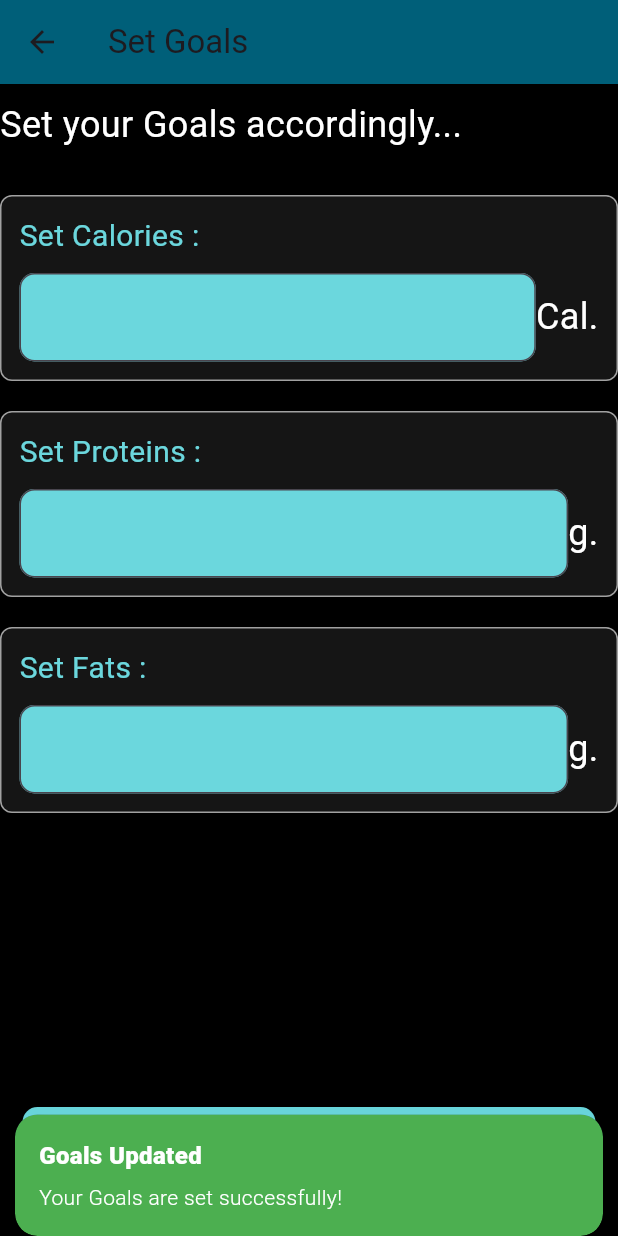
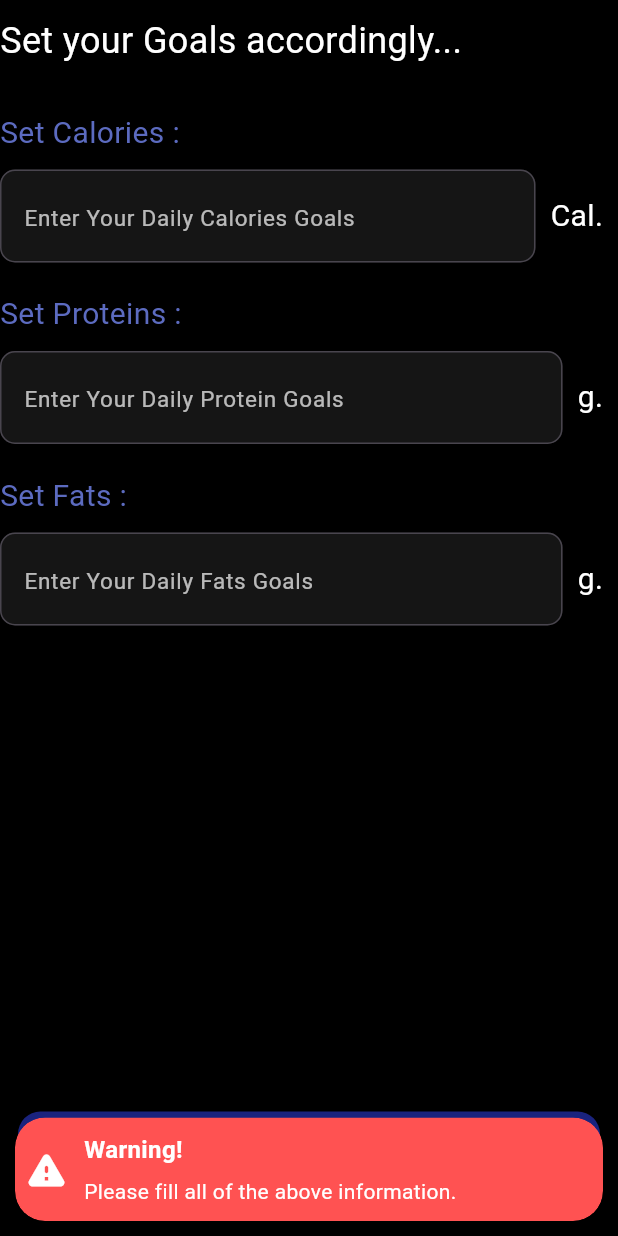
Before and after one commit to GroupCSE120/Healthbuddy_cse_120, a Flutter app: the Goals screen opened directly, after a tap on "Save My Goals", on a phone screen of 412 x 824 dp. Run offline on Flutter 3.47's test engine with Material 3 defaults, Android fonts, the phone set to English and light mode, and no system bars; our stand-ins replace animated_bottom_navigation_bar, csv, get, shared_preferences, sqflite; accounts and stored records are empty.

Commit message:
goal design, custom list, diet page goal updation, minor UI changes.

```diff
--- a/lib/Controllers/goal_controller.dart
+++ b/lib/Controllers/goal_controller.dart
@@ -1,28 +1,46 @@
 import 'package:flutter/material.dart';
 import 'package:get/get.dart';
+import 'package:health_buddy/Controllers/home_controller.dart';
+import 'package:shared_preferences/shared_preferences.dart';
 
 class GoalsController extends GetxController {
 
   TextEditingController calorieController = TextEditingController();
   TextEditingController proteinController = TextEditingController();
   TextEditingController fatController = TextEditingController();
+
   // Initialize with default values
   String calorieGoal = ""; // Default value for calorie goal
-  String proteinsGoal = "";  // Default value for protein goal
-  String fatGoal = "";     // Default value for fat goal
+  String proteinsGoal = ""; // Default value for protein goal
+  String fatGoal = ""; // Default value for fat goal
+
+  HomeController homeController = Get.find<HomeController>();
 
   void saveGoals() async {
-    if(calorieController.text.isNotEmpty && proteinController.text.isNotEmpty && fatController.text.isNotEmpty){
-      try{
+    SharedPreferences sharedPreferences = await SharedPreferences.getInstance();
+    if (calorieController.text.isNotEmpty &&
+        proteinController.text.isNotEmpty && fatController.text.isNotEmpty) {
+      try {
         calorieGoal = calorieController.text.toString();
         proteinsGoal = proteinController.text.toString();
         fatGoal = fatController.text.toString();
+
+        homeController.goalsCalories = int.parse(calorieGoal);
+        homeController.goalsProteins = int.parse(proteinsGoal);
+        homeController.goalsFats = int.parse(fatGoal);
+
+        sharedPreferences.setInt('calorieGoal', int.parse(calorieGoal));
+        sharedPreferences.setInt('proteinsGoal', int.parse(proteinsGoal));
+        sharedPreferences.setInt('fatsGoal', int.parse(fatGoal));
+
+        print("${homeController.goalsCalories}===${homeController
+            .goalsProteins}===${homeController.goalsFats}");
       }
-      catch(e){
+      catch (e) {
         print("error saving goals : $e");
       }
     }
-    else{
+    else {
       Get.showSnackbar(const GetSnackBar(
         title: "Warning!",
         padding: EdgeInsets.all(10),
--- a/lib/Controllers/home_controller.dart
+++ b/lib/Controllers/home_controller.dart
@@ -26,6 +26,10 @@ class HomeController extends GetxController {
   List<FoodModal> commonLunchListItems = [];
   List<FoodModal> commonDinnerListItems = [];
   List<FoodModal> commonFavouriteListItems = [];
+
+  int goalsCalories = 0;
+  int goalsProteins = 0;
+  int goalsFats = 0;
 
   final LoadData _loadData = LoadData();
 
@@ -79,6 +83,10 @@ class HomeController extends GetxController {
       isBP: isBP,
       isDisability: isDisability,
     );
+
+    goalsCalories = sharedPreferences.getInt('calorieGoal') ?? 0;
+    goalsProteins = sharedPreferences.getInt('proteinsGoal') ?? 0;
+    goalsFats = sharedPreferences.getInt('fatsGoal') ?? 0;
 
     getBreakfastFoodData(DateTime.now());
     getDinnerFoodData(DateTime.now());
--- a/lib/sub_pages/profilehelper/goals.dart
+++ b/lib/sub_pages/profilehelper/goals.dart
@@ -1,6 +1,5 @@
 import 'package:flutter/material.dart';
 import 'package:get/get.dart';
-import 'package:get/get_connect/http/src/utils/utils.dart';
 import 'package:health_buddy/Controllers/goal_controller.dart';
 import 'package:health_buddy/constants/app_color.dart';
 
@@ -9,15 +8,13 @@ class Goals extends StatelessWidget {
 
   @override
   Widget build(BuildContext context) {
-    return GetBuilder<GoalsController>(// Initialize the controller
+    return GetBuilder<GoalsController>(
+      // Initialize the controller
       builder: (controller) {
         return Scaffold(
           backgroundColor: AppColors.bgColor,
-          appBar: AppBar(
-            title: const Text('Set Goals'),
-            backgroundColor: AppColors.darkBlue,
-          ),
-          body: SingleChildScrollView(
+          body: SafeArea(
+            child: SingleChildScrollView(
               child: Column(
                 crossAxisAlignment: CrossAxisAlignment.start,
                 mainAxisAlignment: MainAxisAlignment.center,
@@ -30,7 +27,7 @@ class Goals extends StatelessWidget {
                   const SizedBox(height: 30),
                   _buildGoalSetter(
                     controller: controller.calorieController,
-                  labelText : controller.calorieGoal,
+                    labelText: "Enter Your Daily Calories Goals",
                     title: 'Set Calories',
                     keyboardType: TextInputType.number,
                     unit: "Cal",
@@ -38,7 +35,7 @@ class Goals extends StatelessWidget {
                   const SizedBox(height: 20),
                   _buildGoalSetter(
                     controller: controller.proteinController,
-                  labelText : controller.proteinsGoal,
+                    labelText: "Enter Your Daily Protein Goals",
                     title: 'Set Proteins',
                     keyboardType: TextInputType.number,
                     unit: "g",
@@ -46,7 +43,7 @@ class Goals extends StatelessWidget {
                   const SizedBox(height: 20),
                   _buildGoalSetter(
                     controller: controller.fatController,
-                  labelText : controller.fatGoal,
+                    labelText: "Enter Your Daily Fats Goals",
                     title: 'Set Fats',
                     keyboardType: TextInputType.number,
                     unit: "g",
@@ -54,35 +51,32 @@ class Goals extends StatelessWidget {
                 ],
               ),
             ),
+          ),
           floatingActionButton: Container(
+            margin: const EdgeInsets.all(12),
             width: double.infinity,
-            height: 85,
-            padding: const EdgeInsets.all(15),
+            height: 55,
             child: ElevatedButton(
-              style: ElevatedButton.styleFrom(
-                backgroundColor: AppColors.lightBlue,
-                shape: RoundedRectangleBorder(
-                  borderRadius: BorderRadius.circular(10),
+              style: ButtonStyle(
+                  shape: WidgetStatePropertyAll(
+                    RoundedRectangleBorder(
+                      borderRadius: BorderRadius.circular(15),
                     ),
                   ),
+                  backgroundColor:
+                      WidgetStatePropertyAll(Colors.indigo.shade900)),
               onPressed: () {
                 controller.saveGoals();
 
-                Get.snackbar('Goals Updated',
+                Get.snackbar(
+                  'Goals Updated',
                   'Your Goals are set successfully!',
                   snackPosition: SnackPosition.BOTTOM,
                   backgroundColor: Colors.green,
                   colorText: Colors.white,
+                  duration: const Duration(seconds: 3)
                 );
-                controller.update();
 
-                // Get.back();
-                // controller.proteins = proteinController.text;
-                // Get.off(
-                //   const HomePage(),
-                //   binding: HomeBinder(),
-                //   transition: Transition.leftToRightWithFade,
-                // );
               },
               child: const Text(
                 'Save My Goals',
@@ -93,7 +87,8 @@ class Goals extends StatelessWidget {
               ),
             ),
           ),
-          floatingActionButtonLocation: FloatingActionButtonLocation.centerFloat,
+          floatingActionButtonLocation:
+              FloatingActionButtonLocation.centerFloat,
         );
       },
     );
@@ -106,19 +101,15 @@ class Goals extends StatelessWidget {
     TextInputType keyboardType = TextInputType.number,
     required String unit,
   }) {
-    return Container(
-      padding: const EdgeInsets.all(12.0),
-      decoration: BoxDecoration(
-        border: Border.all(color: Colors.white60, width: 1.0),
-        borderRadius: BorderRadius.circular(8.0),
-        color: AppColors.cardColor,
-      ),
-      child: Column(
+    return Column(
       crossAxisAlignment: CrossAxisAlignment.start,
       children: [
         Text(
           "$title :",
-            style: TextStyle(color: AppColors.lightBlue, fontSize: 20),
+          style: TextStyle(
+            color: Colors.indigo.shade400,
+            fontSize: 20,
+          ),
         ),
         const SizedBox(height: 10),
         Row(
@@ -129,20 +120,37 @@ class Goals extends StatelessWidget {
                 keyboardType: keyboardType,
                 decoration: InputDecoration(
                   filled: true,
-                    fillColor: AppColors.lightBlue,
+                  fillColor: AppColors.cardColor,
                   border: OutlineInputBorder(
                     borderRadius: BorderRadius.circular(10.0),
                   ),
                   hintText: labelText,
-                  ),
-                  style: const TextStyle(color: Colors.black, fontSize: 18, fontWeight: FontWeight.bold),
+                  hintStyle: const TextStyle(
+                    color: Colors.white70,
+                    fontWeight: FontWeight.normal,
+                    fontSize: 15,
                   ),
                 ),
-              Text("${unit}.",style: TextStyle(color: Colors.white, fontSize: 24),),
+                style: const TextStyle(
+                  color: Colors.white,
+                  fontSize: 20,
+                  fontWeight: FontWeight.bold,
+                ),
+              ),
+            ),
+            Padding(
+              padding: const EdgeInsets.all(10),
+              child: Text(
+                "$unit.",
+                style: const TextStyle(
+                  color: Colors.white,
+                  fontSize: 20,
+                ),
+              ),
+            ),
           ],
         ),
       ],
-      ),
     );
   }
 }
```
Also changed, not shown: lib/Controllers/foodList_controller.dart (+17 -10 lines), lib/sub_pages/diet.dart (+44 -41 lines), lib/sub_pages/home.dart (+25 -17 lines), lib/sub_pages/profile.dart (+9 -5 lines), lib/sub_pages/profilehelper/foodList.dart (+59 -30 lines). Lines whose indentation alone changed are shown as unchanged.
